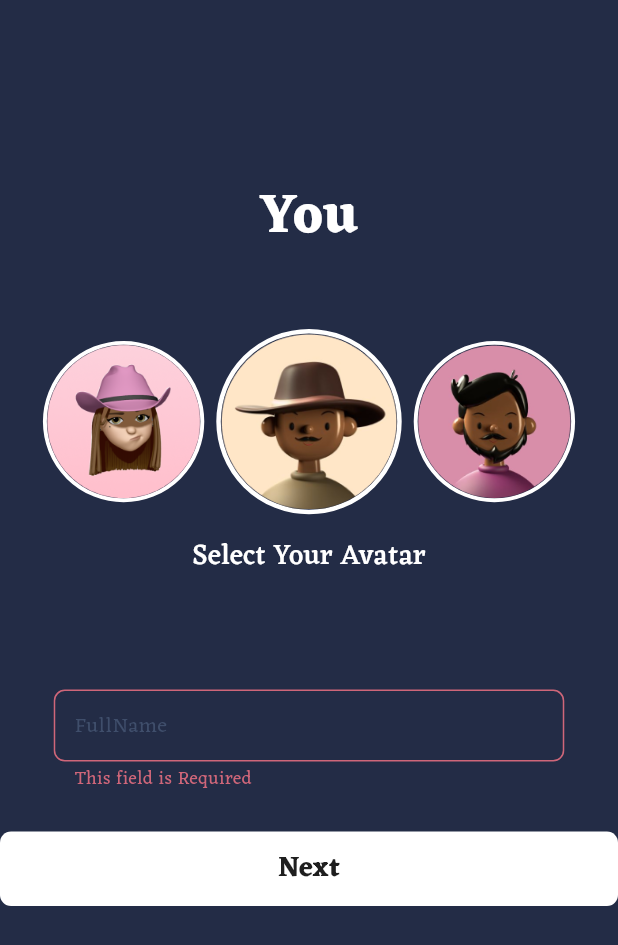
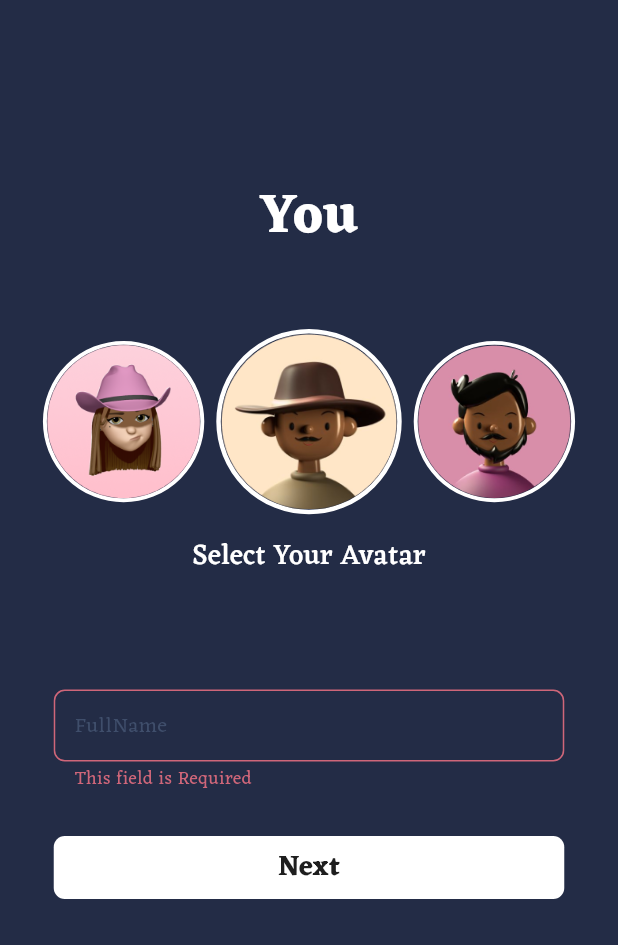
Before and after one commit to aconitum001/Tic-Tac-Toe, a Flutter app: the CreateUserView screen opened by its route, after a tap on "Next", on a phone screen of 412 x 824 dp. Shown: the top 945 px of the screen. Run offline on Flutter 3.47's test engine with Material 3 defaults, Android fonts, the phone set to English and light mode, and no system bars; drawn by our look-alikes of carousel_slider; our stand-ins replace bloc, flutter_bloc, flutter_screenutil, flutter_svg, get_it, go_router and 1 more; accounts and stored records are empty.

Commit message:
create user view done

```diff
--- a/lib/core/utils/models/user_model.dart
+++ b/lib/core/utils/models/user_model.dart
@@ -14,6 +14,8 @@ class UserModel {
   List<int> skinsCollection;
   @HiveField(4)
   List<int> challengesFinished;
+  @HiveField(5)
+  List<String> selectedSkin;
 
   UserModel({
     required this.userName,
@@ -21,6 +23,7 @@ class UserModel {
     required this.points,
     required this.skinsCollection,
     required this.challengesFinished,
+    required this.selectedSkin,
   });
 
   @override
--- /dev/null
+++ b/lib/core/utils/service_locator.dart
@@ -0,0 +1,8 @@
+import 'package:get_it/get_it.dart';
+import 'package:tic_tac_toe/features/create_user/data/create_user_repo/create_user_impl.dart';
+
+final getIt = GetIt.instance;
+
+void setup() {
+  getIt.registerSingleton<CreateUserImpl>(CreateUserImpl());
+}
--- a/lib/features/create_user/data/create_user_repo/create_user_impl.dart
+++ b/lib/features/create_user/data/create_user_repo/create_user_impl.dart
@@ -6,7 +6,7 @@ import 'package:tic_tac_toe/features/create_user/data/create_user_repo/create_us
 class CreateUserImpl implements CreateUserRepo {
   @override
   Future<void> addUser({required UserModel user}) async {
-    var users = await Hive.openBox(kUserBox);
+    var users = await Hive.openBox<UserModel>(kUserBox);
     users.add(user);
   }
 }
--- a/lib/features/create_user/presentation/views/create_user_view.dart
+++ b/lib/features/create_user/presentation/views/create_user_view.dart
@@ -1,6 +1,10 @@
 import 'package:flutter/material.dart';
 import 'package:tic_tac_toe/core/utils/assets.dart';
+import 'package:tic_tac_toe/core/utils/service_locator.dart';
+import 'package:tic_tac_toe/features/create_user/data/create_user_repo/create_user_impl.dart';
+import 'package:tic_tac_toe/features/create_user/presentation/view_model/add_user_cubit/add_user_cubit.dart';
 import 'package:tic_tac_toe/features/create_user/presentation/views/widgets/create_user_view_body.dart';
+import 'package:flutter_bloc/flutter_bloc.dart';
 
 class CreateUserView extends StatelessWidget {
   const CreateUserView({super.key});
@@ -14,9 +18,12 @@ class CreateUserView extends StatelessWidget {
           fit: BoxFit.fill,
         ),
       ),
-      child: const Scaffold(
-        resizeToAvoidBottomInset: true,
-        body: CreateUserViewBody(),
+      child: BlocProvider(
+        create: (context) => AddUserCubit(getIt.get<CreateUserImpl>()),
+        child: const Scaffold(
+          resizeToAvoidBottomInset: true,
+          body: CreateUserViewBody(),
+        ),
       ),
     );
   }
--- a/lib/features/create_user/presentation/views/widgets/create_user_view_body.dart
+++ b/lib/features/create_user/presentation/views/widgets/create_user_view_body.dart
@@ -1,12 +1,18 @@
-import 'package:flutter/cupertino.dart';
 import 'package:flutter/material.dart';
-import 'package:flutter/widgets.dart';
+import 'package:flutter_bloc/flutter_bloc.dart';
 import 'package:flutter_screenutil/flutter_screenutil.dart';
+import 'package:go_router/go_router.dart';
+import 'package:tic_tac_toe/core/utils/app_router.dart';
+import 'package:tic_tac_toe/core/utils/assets.dart';
+import 'package:tic_tac_toe/core/utils/constants.dart';
 import 'package:tic_tac_toe/core/utils/models/user_model.dart';
 import 'package:tic_tac_toe/core/utils/styles.dart';
+import 'package:tic_tac_toe/features/create_user/presentation/view_model/add_user_cubit/add_user_cubit.dart';
 import 'package:tic_tac_toe/features/create_user/presentation/views/widgets/custom_carousel_slider.dart';
 import 'package:tic_tac_toe/features/create_user/presentation/views/widgets/custom_create_user_button.dart';
+import 'package:tic_tac_toe/features/create_user/presentation/views/widgets/custom_loading_widget.dart';
 import 'package:tic_tac_toe/features/create_user/presentation/views/widgets/custom_text_field.dart';
+import 'package:tic_tac_toe/features/create_user/presentation/views/widgets/default_button_text.dart';
 
 class CreateUserViewBody extends StatefulWidget {
   const CreateUserViewBody({super.key});
@@ -21,10 +27,11 @@ class _CreateUserViewBodyState extends State<CreateUserViewBody> {
   late String userName;
   UserModel user = UserModel(
     userName: "",
-    avatar: "",
+    avatar: avatarsList[0],
     points: 0,
     skinsCollection: [],
     challengesFinished: [],
+    selectedSkin: [AppAssets.xStyle1, AppAssets.oStyle1],
   );
 
   @override
@@ -70,15 +77,23 @@ class _CreateUserViewBodyState extends State<CreateUserViewBody> {
             SizedBox(
               height: 29.h,
             ),
-            CustomCreatUserButton(
-              onPressed: () {
-                if (formKey.currentState!.validate()) {
-                  formKey.currentState!.save();
-                  user.userName = userName;
-                } else {
-                  autovalidateMode = AutovalidateMode.always;
-                  setState(() {});
+            BlocConsumer<AddUserCubit, AddUserState>(
+              listener: (context, state) {
+                if (state is AddUserSuccess) {
+                  GoRouter.of(context).push(AppRouter.kHomeView);
+                } else if (state is AddUserFailure) {
+                  debugPrint(state.errMessage);
                 }
+              },
+              builder: (context, state) {
+                return CustomCreatUserButton(
+                  onPressed: () {
+                    addUserMethode(context);
+                  },
+                  child: state is AddUserLoading
+                      ? const CustomLoadingWidget()
+                      : const DefaultText(),
+                );
               },
             )
           ],
@@ -86,4 +101,15 @@ class _CreateUserViewBodyState extends State<CreateUserViewBody> {
       ),
     );
   }
+
+  void addUserMethode(BuildContext context) {
+    if (formKey.currentState!.validate()) {
+      formKey.currentState!.save();
+      user.userName = userName;
+      BlocProvider.of<AddUserCubit>(context).adduser(user: user);
+    } else {
+      autovalidateMode = AutovalidateMode.always;
+      setState(() {});
+    }
+  }
 }
--- a/lib/features/create_user/presentation/views/widgets/custom_create_user_button.dart
+++ b/lib/features/create_user/presentation/views/widgets/custom_create_user_button.dart
@@ -1,28 +1,30 @@
 import 'package:flutter/material.dart';
 import 'package:flutter_screenutil/flutter_screenutil.dart';
-import 'package:tic_tac_toe/core/utils/styles.dart';
 
 class CustomCreatUserButton extends StatelessWidget {
-  const CustomCreatUserButton({super.key, required this.onPressed});
+  const CustomCreatUserButton({
+    super.key,
+    required this.onPressed,
+    required this.child,
+  });
 
   final void Function()? onPressed;
+  final Widget child;
 
   @override
   Widget build(BuildContext context) {
-    return TextButton(
+    return Padding(
+      padding: EdgeInsets.symmetric(horizontal: 36.w),
+      child: TextButton(
         style: TextButton.styleFrom(
-        minimumSize: Size(360.w, 54.h),
+          maximumSize: Size(double.infinity, 54.h),
           backgroundColor: Theme.of(context).colorScheme.primaryContainer,
           shape: RoundedRectangleBorder(
             borderRadius: BorderRadius.circular(8.r),
           ),
         ),
         onPressed: onPressed,
-      child: Text(
-        "Next",
-        style: AppStyles.style20.copyWith(
-          color: Theme.of(context).colorScheme.onPrimaryContainer,
-        ),
+        child: child,
       ),
     );
   }
--- /dev/null
+++ b/lib/features/create_user/presentation/views/widgets/default_button_text.dart
@@ -0,0 +1,18 @@
+import 'package:flutter/material.dart';
+import 'package:tic_tac_toe/core/utils/styles.dart';
+
+class DefaultText extends StatelessWidget {
+  const DefaultText({
+    super.key,
+  });
+
+  @override
+  Widget build(BuildContext context) {
+    return Text(
+      "Next",
+      style: AppStyles.style20.copyWith(
+        color: Theme.of(context).colorScheme.onPrimaryContainer,
+      ),
+    );
+  }
+}
--- a/lib/main.dart
+++ b/lib/main.dart
@@ -4,13 +4,14 @@ import 'package:hive_flutter/hive_flutter.dart';
 import 'package:tic_tac_toe/core/utils/app_router.dart';
 import 'package:tic_tac_toe/core/utils/constants.dart';
 import 'package:tic_tac_toe/core/utils/models/user_model.dart';
+import 'package:tic_tac_toe/core/utils/service_locator.dart';
 import 'package:tic_tac_toe/core/utils/themes.dart';
 
 void main() async {
   await Hive.initFlutter();
   Hive.registerAdapter((UserModelAdapter()));
   await Hive.openBox<UserModel>(kUserBox);
-
+  setup();
   runApp(const TicTacToe());
 }
 
--- a/pubspec.yaml
+++ b/pubspec.yaml
@@ -35,6 +35,7 @@ dependencies:
   flutter_bloc: ^8.1.5
   flutter_screenutil: ^5.9.3
   flutter_svg: ^2.0.10+1
+  get_it: ^7.7.0
   go_router: ^14.1.4
   hive: ^2.2.3
   hive_flutter: ^1.1.0
```
Also changed, not shown: lib/core/utils/app_router.dart (+23 -0 lines), lib/features/create_user/presentation/views/widgets/custom_loading_widget.dart (added, +16 -0 lines), lib/features/home/presentation/views/home_view.dart (added, +20 -0 lines), lib/features/home/presentation/views/widgets/home_view_body.dart (added, +10 -0 lines), lib/core/utils/models/user_model.g.dart, pubspec.lock. Lines whose indentation alone changed are shown as unchanged.
